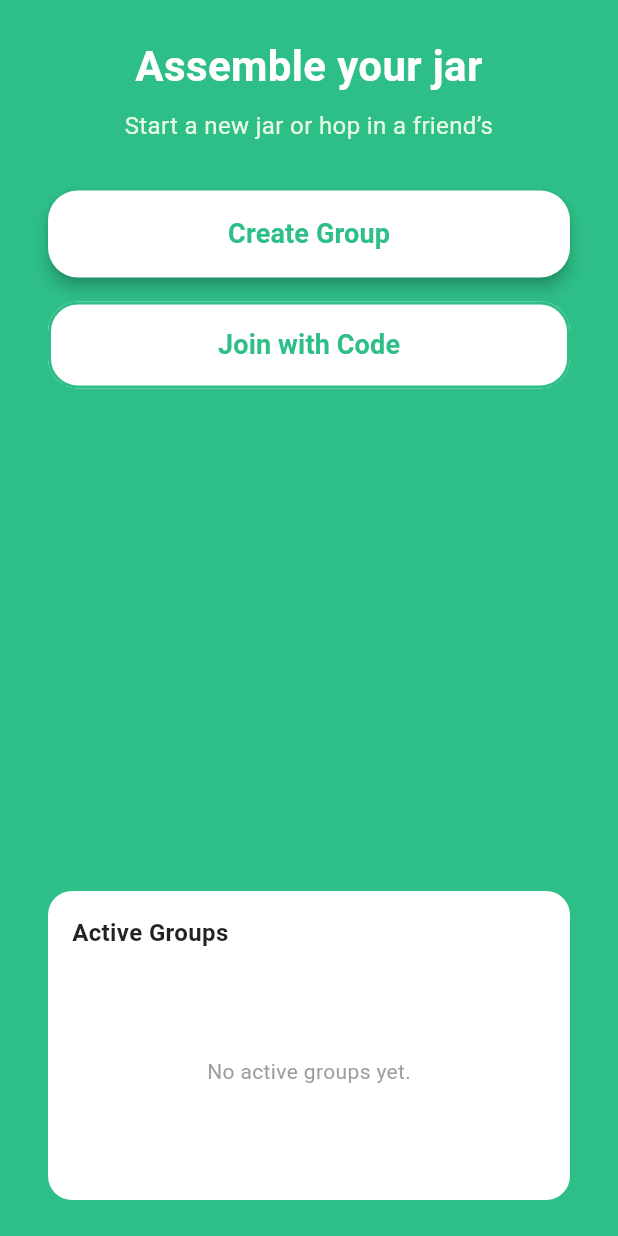
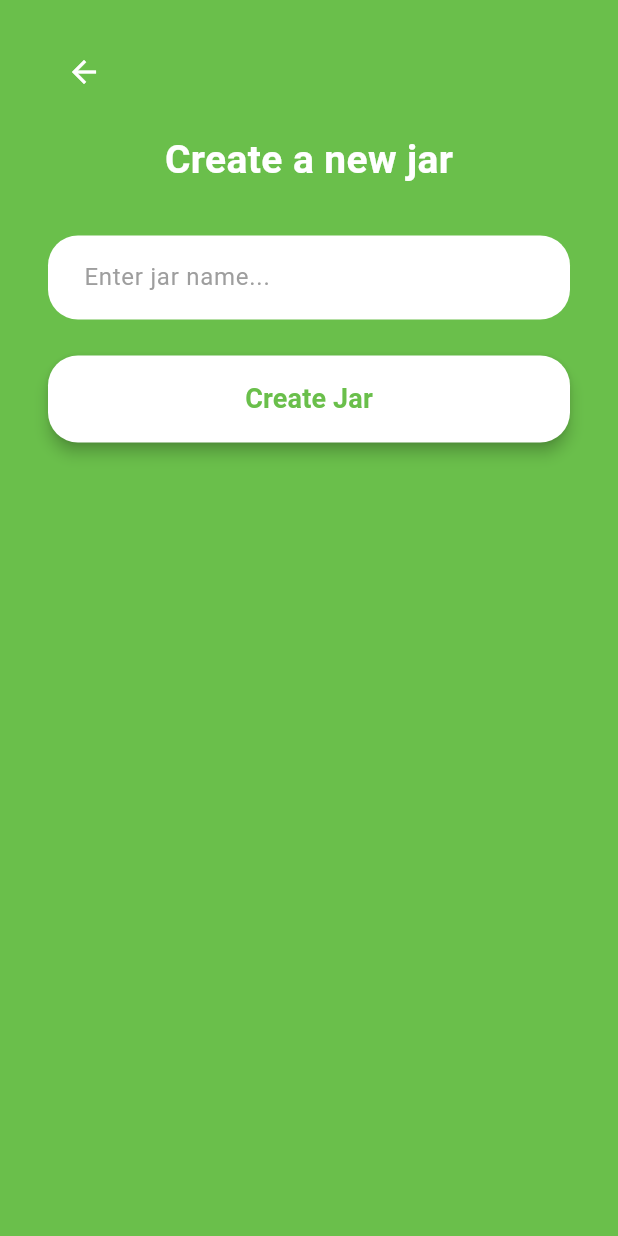
Before and after one commit to ColdBlitz101/picklnairted, a Flutter app: the GroupScreen screen opened directly, after a tap on "Create Group", on a phone screen of 412 x 824 dp. Run offline on Flutter 3.47's test engine with Material 3 defaults, Android fonts, the light colour scheme and no system bars.

Commit message:
createGroupScreen1.0

```diff
--- /dev/null
+++ b/lib/screens/create_group_screen.dart
@@ -0,0 +1,100 @@
+import 'package:flutter/material.dart';
+
+class CreateGroupScreen extends StatefulWidget {
+  const CreateGroupScreen({Key? key}) : super(key: key);
+
+  @override
+  State<CreateGroupScreen> createState() => _CreateGroupScreenState();
+}
+
+class _CreateGroupScreenState extends State<CreateGroupScreen> {
+  final TextEditingController _groupNameController = TextEditingController();
+
+  static const Color picklGreen = Color(0xFF6ABF4B);
+
+  @override
+  Widget build(BuildContext context) {
+    return Scaffold(
+      backgroundColor: picklGreen,
+      body: SafeArea(
+        child: Padding(
+          padding: const EdgeInsets.symmetric(horizontal: 32.0, vertical: 24.0),
+          child: Column(
+            crossAxisAlignment: CrossAxisAlignment.start,
+            children: [
+              // Back button
+              IconButton(
+                icon: const Icon(Icons.arrow_back, color: Colors.white),
+                onPressed: () {
+                  Navigator.pop(context);
+                },
+              ),
+              const SizedBox(height: 16),
+
+              // Title
+              const Center(
+                child: Text(
+                  'Create a new jar',
+                  style: TextStyle(
+                    fontSize: 26,
+                    fontWeight: FontWeight.bold,
+                    color: Colors.white,
+                  ),
+                ),
+              ),
+              const SizedBox(height: 32),
+
+              // Input field
+              TextField(
+                controller: _groupNameController,
+                style: const TextStyle(color: Colors.black87),
+                decoration: InputDecoration(
+                  filled: true,
+                  fillColor: Colors.white,
+                  hintText: 'Enter jar name...',
+                  hintStyle: const TextStyle(color: Colors.grey),
+                  border: OutlineInputBorder(
+                    borderRadius: BorderRadius.circular(20),
+                    borderSide: BorderSide.none,
+                  ),
+                  contentPadding: const EdgeInsets.symmetric(horizontal: 20, vertical: 16),
+                ),
+              ),
+              const SizedBox(height: 24),
+
+              // Create button
+              SizedBox(
+                width: double.infinity,
+                child: ElevatedButton(
+                  onPressed: () {
+                    final jarName = _groupNameController.text.trim();
+                    if (jarName.isNotEmpty) {
+                      // TODO: Save jar to state/database
+                      ScaffoldMessenger.of(context).showSnackBar(
+                        SnackBar(content: Text('Created "$jarName"!')),
+                      );
+                      Navigator.pop(context); // Go back or to group view
+                    }
+                  },
+                  style: ElevatedButton.styleFrom(
+                    backgroundColor: Colors.white,
+                    foregroundColor: picklGreen,
+                    padding: const EdgeInsets.symmetric(vertical: 16),
+                    shape: RoundedRectangleBorder(
+                      borderRadius: BorderRadius.circular(20),
+                    ),
+                    elevation: 4,
+                  ),
+                  child: const Text(
+                    'Create Jar',
+                    style: TextStyle(fontSize: 18, fontWeight: FontWeight.w600),
+                  ),
+                ),
+              ),
+            ],
+          ),
+        ),
+      ),
+    );
+  }
+}
--- a/lib/screens/group_screen.dart
+++ b/lib/screens/group_screen.dart
@@ -1,4 +1,6 @@
 import 'package:flutter/material.dart';
+import 'create_group_screen.dart';
+
 
 class GroupScreen extends StatelessWidget {
   const GroupScreen({Key? key}) : super(key: key);
@@ -38,7 +40,10 @@ class GroupScreen extends StatelessWidget {
               const SizedBox(height: 32),
               ElevatedButton(
                 onPressed: () {
-                  // TODO: Navigate to Create Group
+                  // Inside GroupScreen "Create Group" button onPressed:
+                  Navigator.push(context, MaterialPageRoute(builder: (context) => const CreateGroupScreen()),
+);
+
                 },
                 style: ElevatedButton.styleFrom(
                   backgroundColor: Colors.white,
```
